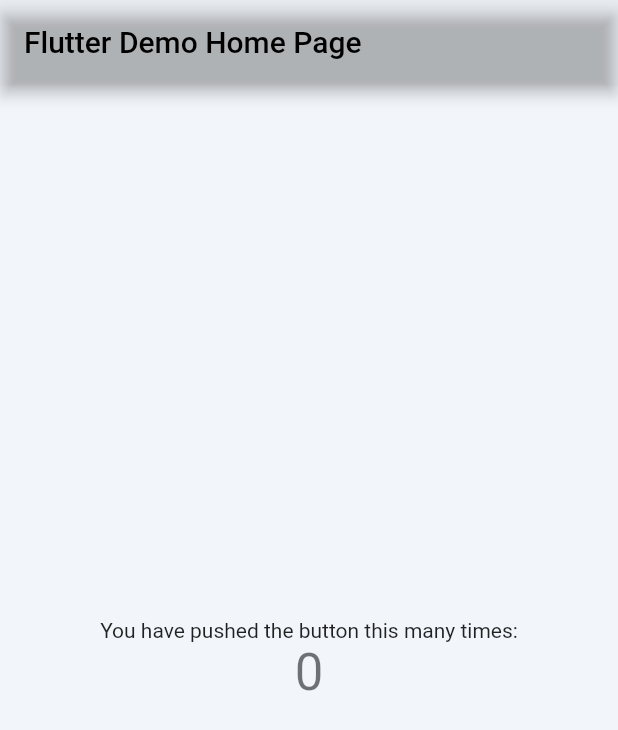
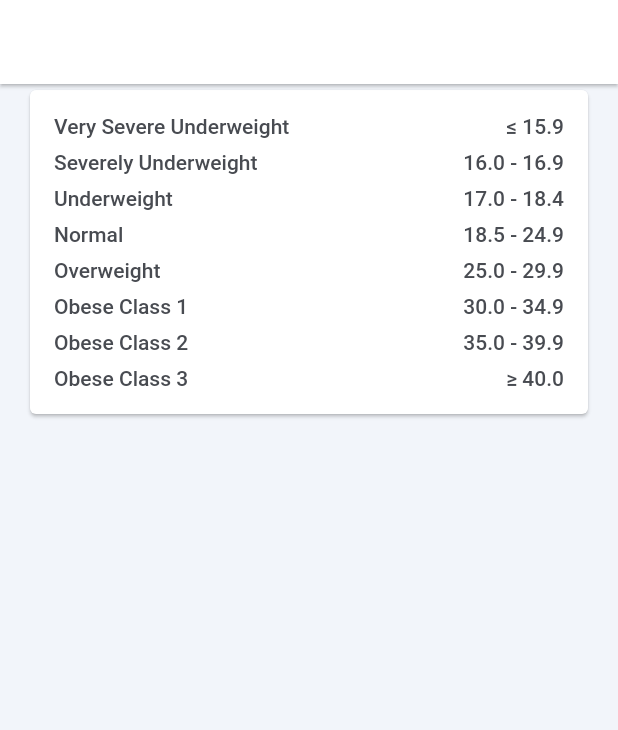
Before and after one commit to HellBus1/VentFit, a Flutter app: the screen it shows after launch, on a phone screen of 412 x 824 dp. Shown: the top 730 px of the screen. Run offline on Flutter 3.47's test engine with Material 2 defaults, Android fonts, the phone set to English and light mode, and no system bars; generated files the repository leaves out were written again.

Commit message:
feat: add text theme

```diff
--- /dev/null
+++ b/l10n.yaml
@@ -0,0 +1,3 @@
+arb-dir: lib/l10n
+template-arb-file: app_en.arb
+output-localization-file: app_localizations.dart
--- /dev/null
+++ b/lib/l10n/app_en.arb
@@ -0,0 +1,19 @@
+{
+  "verySevereUnderWeight": "very severe underweight",
+  "severeUnderweight": "severely underweight",
+  "underweight": "underweight",
+  "normal": "normal",
+  "overweight": "overweight",
+  "obese1": "obese class 1",
+  "obese2": "obese class 2",
+  "obese3": "obese class 3",
+
+  "verySevereUnderweightScale": "≤ 15.9",
+  "severeUnderweightScale": "16.0 - 16.9",
+  "underweightScale": "17.0 - 18.4",
+  "normalScale": "18.5 - 24.9",
+  "overweightScale": "25.0 - 29.9",
+  "obese1Scale": "30.0 - 34.9",
+  "obese2Scale": "35.0 - 39.9",
+  "obese3Scale": "≥ 40.0"
+}
--- a/lib/main.dart
+++ b/lib/main.dart
@@ -1,5 +1,7 @@
 import 'package:flutter/material.dart';
+import 'package:ventfit/presentation/route/routes.dart';
 import 'package:ventfit/ui/theme.dart';
+import 'package:flutter_gen/gen_l10n/app_localizations.dart';
 
 void main() {
   runApp(const MyApp());
@@ -8,94 +10,15 @@
 class MyApp extends StatelessWidget {
   const MyApp({super.key});
 
-  // This widget is the root of your application.
   @override
   Widget build(BuildContext context) {
     return MaterialApp(
-      title: 'Flutter Demo',
+      localizationsDelegates: AppLocalizations.localizationsDelegates,
+      supportedLocales: AppLocalizations.supportedLocales,
+      title: 'VentFit',
       theme: lightTheme,
       darkTheme: darkTheme,
-      home: const MyHomePage(title: 'Flutter Demo Home Page'),
+      routes: Routes.getRoutes(context),
     );
   }
 }
-
-class MyHomePage extends StatefulWidget {
-  const MyHomePage({super.key, required this.title});
-
-  // This widget is the home page of your application. It is stateful, meaning
-  // that it has a State object (defined below) that contains fields that affect
-  // how it looks.
-
-  // This class is the configuration for the state. It holds the values (in this
-  // case the title) provided by the parent (in this case the App widget) and
-  // used by the build method of the State. Fields in a Widget subclass are
-  // always marked "final".
-
-  final String title;
-
-  @override
-  State<MyHomePage> createState() => _MyHomePageState();
-}
-
-class _MyHomePageState extends State<MyHomePage> {
-  int _counter = 0;
-
-  void _incrementCounter() {
-    setState(() {
-      // This call to setState tells the Flutter framework that something has
-      // changed in this State, which causes it to rerun the build method below
-      // so that the display can reflect the updated values. If we changed
-      // _counter without calling setState(), then the build method would not be
-      // called again, and so nothing would appear to happen.
-      _counter++;
-    });
-  }
-
-  @override
-  Widget build(BuildContext context) {
-    // This method is rerun every time setState is called, for instance as done
-    // by the _incrementCounter method above.
-    //
-    // The Flutter framework has been optimized to make rerunning build methods
-    // fast, so that you can just rebuild anything that needs updating rather
-    // than having to individually change instances of widgets.
-    return Scaffold(
-      appBar: AppBar(
-        // Here we take the value from the MyHomePage object that was created by
-        // the App.build method, and use it to set our appbar title.
-        title: Text(widget.title),
-      ),
-      body: Center(
-        // Center is a layout widget. It takes a single child and positions it
-        // in the middle of the parent.
-        child: Column(
-          // Column is also a layout widget. It takes a list of children and
-          // arranges them vertically. By default, it sizes itself to fit its
-          // children horizontally, and tries to be as tall as its parent.
-          //
-          // Invoke "debug painting" (press "p" in the console, choose the
-          // "Toggle Debug Paint" action from the Flutter Inspector in Android
-          // Studio, or the "Toggle Debug Paint" command in Visual Studio Code)
-          // to see the wireframe for each widget.
-          //
-          // Column has various properties to control how it sizes itself and
-          // how it positions its children. Here we use mainAxisAlignment to
-          // center the children vertically; the main axis here is the vertical
-          // axis because Columns are vertical (the cross axis would be
-          // horizontal).
-          mainAxisAlignment: MainAxisAlignment.center,
-          children: <Widget>[
-            const Text(
-              'You have pushed the button this many times:',
-            ),
-            Text(
-              '$_counter',
-              style: Theme.of(context).textTheme.headlineMedium,
-            ),
-          ],
-        ),
-      ),
-    );
-  }
-}
--- /dev/null
+++ b/lib/presentation/route/routes.dart
@@ -0,0 +1,14 @@
+import 'package:flutter/widgets.dart';
+import 'package:ventfit/presentation/ui/bmi_page.dart';
+
+class Routes {
+  static const String bmiPath = "/";
+
+  static Map<String, WidgetBuilder> getRoutes(BuildContext context) {
+    return {bmiPath: _bmiRoute()};
+  }
+
+  static _bmiRoute() {
+    return (BuildContext context) => const BMIPage();
+  }
+}
--- /dev/null
+++ b/lib/presentation/ui/bmi_page.dart
@@ -0,0 +1,29 @@
+import 'package:flutter/material.dart';
+import 'package:flutter/widgets.dart';
+import 'package:ventfit/presentation/ui/widgets/weight_metric.dart';
+
+class BMIPage extends StatelessWidget {
+  const BMIPage({super.key});
+
+  @override
+  Widget build(BuildContext context) {
+    return Scaffold(
+      appBar: AppBar(),
+      body: SingleChildScrollView(
+        child: Column(
+          children: const [
+            Padding(
+              padding: EdgeInsets.symmetric(horizontal: 16),
+              child: Card(
+                child: Padding(
+                  padding: EdgeInsets.all(16),
+                  child: WeightMetric(),
+                ),
+              ),
+            )
+          ],
+        ),
+      ),
+    );
+  }
+}
--- /dev/null
+++ b/lib/presentation/ui/widgets/weight_input.dart
@@ -0,0 +1,10 @@
+import 'package:flutter/widgets.dart';
+
+class WeightInput extends StatelessWidget {
+  const WeightInput({super.key});
+
+  @override
+  Widget build(BuildContext context) {
+    return Column();
+  }
+}
--- /dev/null
+++ b/lib/presentation/ui/widgets/weight_metric.dart
@@ -0,0 +1,84 @@
+import 'package:flutter/material.dart';
+import 'package:flutter_gen/gen_l10n/app_localizations.dart';
+import '../../utils/string_extension.dart';
+
+class WeightMetric extends StatelessWidget {
+  const WeightMetric({super.key});
+
+  @override
+  Widget build(BuildContext context) {
+    var localText = AppLocalizations.of(context);
+    var theme = Theme.of(context);
+
+    return Column(
+      children: [
+        _metricItemWidget(
+          localText?.verySevereUnderWeight,
+          localText?.verySevereUnderweightScale,
+          false,
+          theme,
+        ),
+        const SizedBox(height: 8),
+        _metricItemWidget(
+          localText?.severeUnderweight,
+          localText?.severeUnderweightScale,
+          false,
+          theme,
+        ),
+        const SizedBox(height: 8),
+        _metricItemWidget(
+          localText?.underweight,
+          localText?.underweightScale,
+          false,
+          theme,
+        ),
+        const SizedBox(height: 8),
+        _metricItemWidget(
+          localText?.normal,
+          localText?.normalScale,
+          false,
+          theme,
+        ),
+        const SizedBox(height: 8),
+        _metricItemWidget(
+          localText?.overweight,
+          localText?.overweightScale,
+          false,
+          theme,
+        ),
+        const SizedBox(height: 8),
+        _metricItemWidget(
+          localText?.obese1,
+          localText?.obese1Scale,
+          false,
+          theme,
+        ),
+        const SizedBox(height: 8),
+        _metricItemWidget(
+          localText?.obese2,
+          localText?.obese2Scale,
+          false,
+          theme,
+        ),
+        const SizedBox(height: 8),
+        _metricItemWidget(
+          localText?.obese3,
+          localText?.obese3Scale,
+          false,
+          theme,
+        ),
+      ],
+    );
+  }
+
+  _metricItemWidget(
+      String? type, String? scale, bool isSelected, ThemeData theme) {
+    return Row(
+      mainAxisAlignment: MainAxisAlignment.spaceBetween,
+      children: [
+        Text((type ?? "").toTitleCase(), style: theme.textTheme.bodyLarge),
+        Text((scale ?? "").toTitleCase(), style: theme.textTheme.bodyLarge),
+      ],
+    );
+  }
+}
--- /dev/null
+++ b/lib/presentation/utils/string_extension.dart
@@ -0,0 +1,8 @@
+extension StringExtension on String {
+  String toCapitalized() =>
+      length > 0 ? '${this[0].toUpperCase()}${substring(1).toLowerCase()}' : '';
+  String toTitleCase() => replaceAll(RegExp(' +'), ' ')
+      .split(' ')
+      .map((str) => str.toCapitalized())
+      .join(' ');
+}
--- a/lib/ui/color.dart
+++ b/lib/ui/color.dart
@@ -1,6 +1,6 @@
 import 'package:flutter/widgets.dart';
 
-const white = Color(0x00ffffff);
+const white = Color(0xFFffffff);
 const whiteSolid = Color(0xFFf2f5fa);
 const blackRibbon = Color(0xFF484b51);
 
--- a/lib/ui/font.dart
+++ b/lib/ui/font.dart
@@ -2,10 +2,4 @@
 
 const fontName = 'Roboto';
 
-const headline = TextStyle();
-
-const title = TextStyle();
-
-const body1 = TextStyle();
-
-const label = TextStyle();
+const bodyLarge = TextStyle(fontSize: 16, letterSpacing: 0.15);
--- a/lib/ui/theme.dart
+++ b/lib/ui/theme.dart
@@ -6,7 +6,10 @@
   cardColor: white,
   appBarTheme: const AppBarTheme(
     backgroundColor: white,
-    foregroundColor: Color(0xff000000),
+    elevation: 1,
+  ),
+  textTheme: const TextTheme(
+    bodyLarge: TextStyle(color: blackRibbon),
   ),
 );
 
@@ -15,6 +18,9 @@
   cardColor: nobleBlack,
   appBarTheme: const AppBarTheme(
     backgroundColor: nobleBlack,
-    foregroundColor: Color(0xffffffff),
+    elevation: 1,
+  ),
+  textTheme: const TextTheme(
+    bodyLarge: TextStyle(color: silverMistral),
   ),
 );
```
Also changed, not shown: pubspec.yaml (+7 -0 lines), pubspec.lock.
